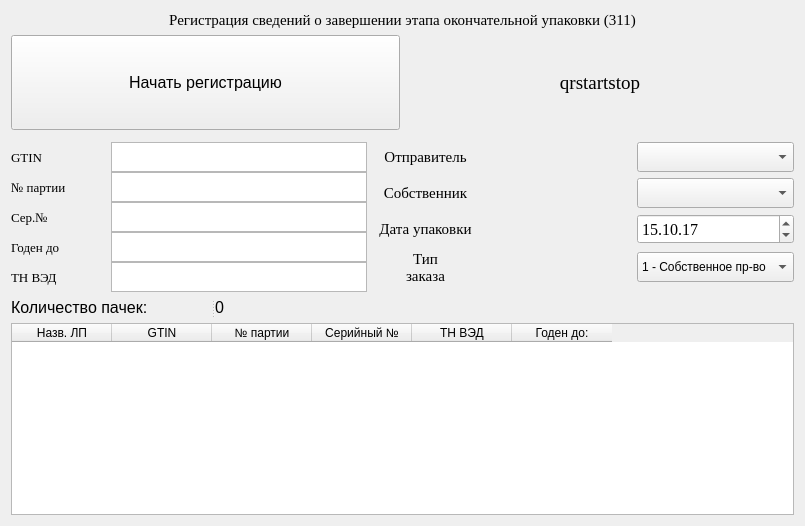
The window that Widgets/RegisterEndPackingWidget311/registerendpackingwidget311.ui (andreyshmelev/drug_marking) describes before a commit, drawn with Qt 5.
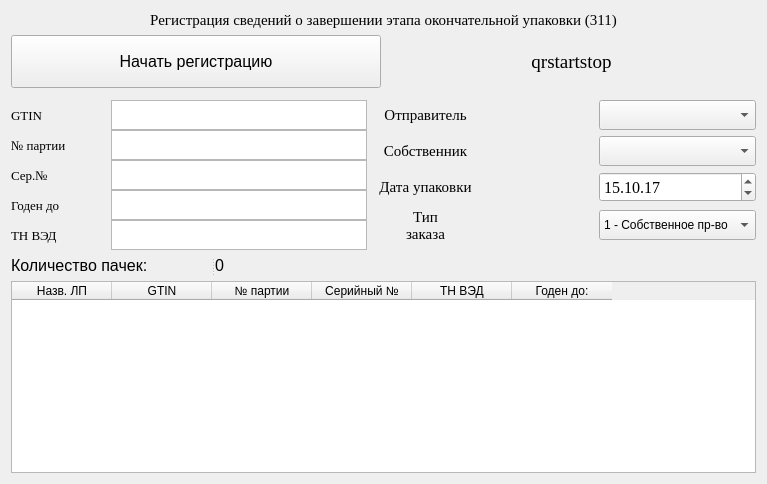
The same window after the commit.

What changed in the file:
```diff
--- a/Widgets/RegisterEndPackingWidget311/registerendpackingwidget311.ui
+++ b/Widgets/RegisterEndPackingWidget311/registerendpackingwidget311.ui
@@ -6,8 +6,8 @@
    <rect>
     <x>0</x>
     <y>0</y>
-    <width>805</width>
-    <height>526</height>
+    <width>767</width>
+    <height>484</height>
    </rect>
   </property>
   <property name="windowTitle">
```
